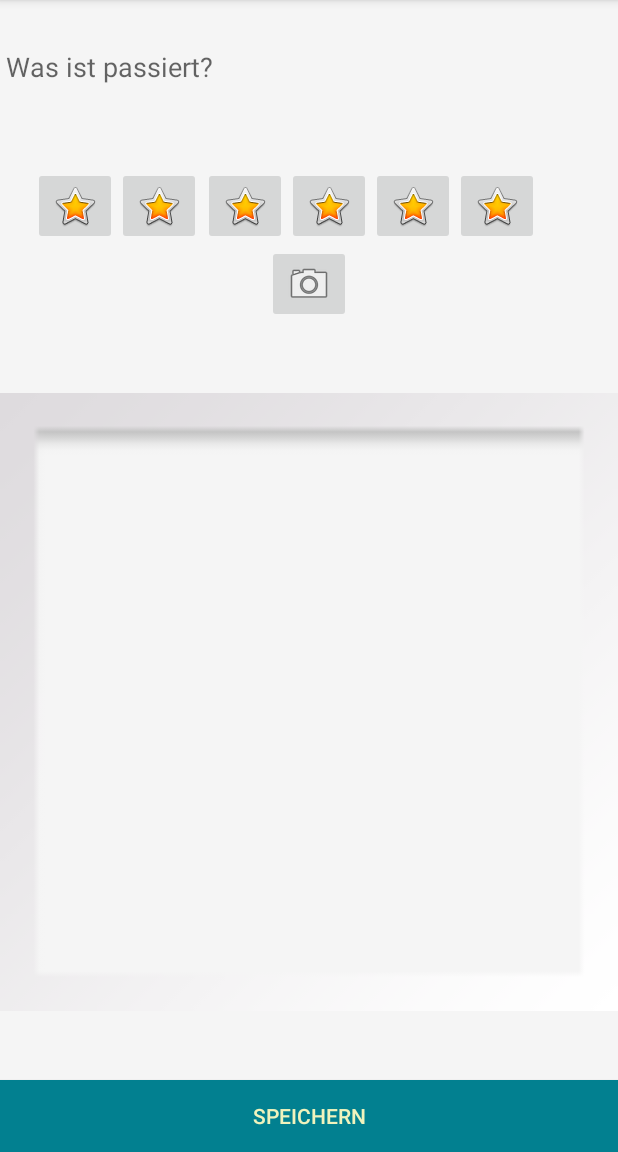
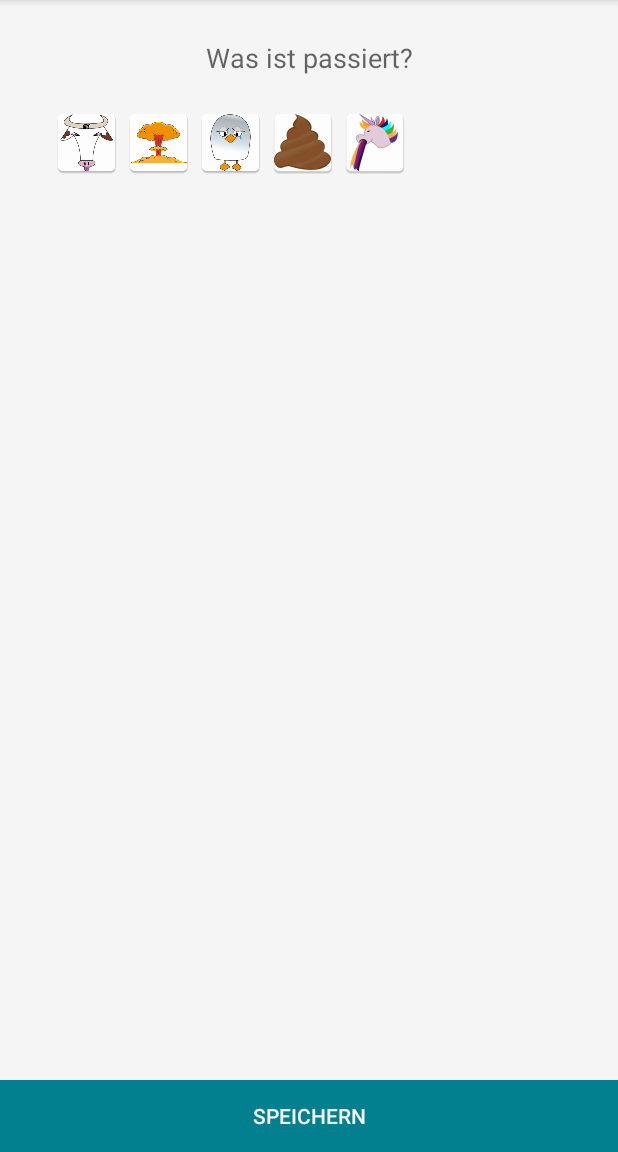
Before and after one commit to eerive/think_negative, an Android app: the screen it shows after launch (StartScreenActivity), on a phone screen of 412 x 824 dp, the part 84-1236 px from its top. Run offline under Robolectric (Android 15) with nearby library versions, the phone set to English and light mode, and no system bars; libraries missing offline, so code that uses them is left out: com.github.paolorotolo.appintro.

Commit message:
Bilder für Buttons + Buttons eingebaut in Eingabemaske

```diff
--- a/app/src/main/res/layout/input_mask.xml
+++ b/app/src/main/res/layout/input_mask.xml
@@ -17,16 +17,6 @@
             android:background="@color/WhiteSmoke"
             android:weightSum="1">
 
-        <ImageButton
-            android:id="@+id/imageButton22"
-            android:layout_width="wrap_content"
-            android:layout_height="wrap_content"
-            android:layout_alignParentStart="true"
-            android:layout_below="@+id/input_what"
-            android:layout_marginStart="135dp"
-            android:layout_marginTop="44dp"
-            app:srcCompat="@android:drawable/btn_star_big_on" />
-
             <!-- https://www.youtube.com/watch?v=bmeSXhAtDDk  (set title)-->
 
 
@@ -37,12 +27,13 @@
             android:id="@+id/input_what"
             android:layout_width="match_parent"
             android:layout_height="wrap_content"
-            android:layout_alignParentStart="true"
-            android:layout_marginTop="22dp"
-
+            android:layout_marginTop="16dp"
+            android:textAlignment="center"
             android:hint="@string/hint_what"
             android:inputType="textMultiLine"
-            android:maxLines="3"/>
+            android:maxLines="3"
+            android:layout_alignParentTop="true"
+            android:layout_alignParentStart="true"/>
 
                 <!--android:layout_below="@+id/my_toolbar"
                         android:layout_weight="0.09"-->
@@ -54,68 +45,57 @@
             android:layout_gravity="center_horizontal"
             android:background="@color/MetallicSeaweed"
             android:text="@string/save_button"
-            android:textColor="@color/PaleBud"
+            android:textColor="@color/WhiteSmoke"
             android:layout_alignParentBottom="true"
-            android:layout_alignParentStart="true" />
+            android:layout_alignParentStart="true"/>
 
             <ImageButton
-            android:id="@+id/imageButton20"
-            android:layout_width="wrap_content"
+                android:id="@+id/cow"
+                android:layout_width="@android:dimen/app_icon_size"
                 android:layout_height="wrap_content"
-            app:srcCompat="@android:drawable/btn_star_big_on"
-            android:layout_alignTop="@+id/imageButton24"
-            android:layout_toEndOf="@+id/imageButton24" />
+
+                android:backgroundTint="@android:color/transparent"
+                app:srcCompat="@mipmap/ic_kuh"
+                android:layout_marginStart="34dp"
+                android:layout_below="@+id/input_what"
+                android:layout_alignParentStart="true"/>
 
             <ImageButton
-            android:id="@+id/imageButton26"
-            android:layout_width="wrap_content"
+                android:id="@+id/explosion"
+                android:layout_width="@android:dimen/app_icon_size"
                 android:layout_height="wrap_content"
-            android:layout_alignTop="@+id/imageButton25"
-            android:layout_toStartOf="@+id/imageButton25"
-            app:srcCompat="@android:drawable/btn_star_big_on" />
+                android:layout_below="@+id/input_what"
+                android:layout_toEndOf="@+id/cow"
+                android:backgroundTint="@android:color/transparent"
+                app:srcCompat="@mipmap/ic_atompilz"/>
 
             <ImageButton
-            android:id="@+id/imageButton25"
-            android:layout_width="wrap_content"
+                android:id="@+id/penguin"
+                android:layout_width="@android:dimen/app_icon_size"
                 android:layout_height="wrap_content"
-            android:layout_alignTop="@+id/imageButton22"
-            android:layout_marginEnd="57dp"
-            android:layout_toStartOf="@+id/imageButton23"
-            app:srcCompat="@android:drawable/btn_star_big_on" />
+                android:layout_below="@+id/input_what"
+                android:layout_toEndOf="@+id/explosion"
+                android:backgroundTint="@android:color/transparent"
+                app:srcCompat="@mipmap/ic_pinguin"/>
 
             <ImageButton
-            android:id="@+id/imageButton24"
-            android:layout_width="wrap_content"
+                android:id="@+id/imageButton5"
+                android:layout_width="@android:dimen/app_icon_size"
                 android:layout_height="wrap_content"
-            android:layout_alignTop="@+id/imageButton23"
-            android:layout_toEndOf="@+id/imageButton23"
-            app:srcCompat="@android:drawable/btn_star_big_on" />
+                android:layout_below="@+id/input_what"
+                android:layout_toEndOf="@+id/penguin"
+                android:backgroundTint="@android:color/transparent"
+                app:srcCompat="@mipmap/ic_haufen"/>
 
             <ImageButton
-            android:id="@+id/imageButton23"
-            android:layout_width="wrap_content"
+                android:id="@+id/imageButton6"
+                android:layout_width="@android:dimen/app_icon_size"
                 android:layout_height="wrap_content"
-            android:layout_alignTop="@+id/imageButton22"
-            android:layout_toEndOf="@+id/imageButton22"
-            app:srcCompat="@android:drawable/btn_star_big_on" />
+                android:layout_below="@+id/input_what"
+                android:layout_toEndOf="@+id/imageButton5"
+                android:backgroundTint="@android:color/transparent"
+                app:srcCompat="@mipmap/ic_unicorn"/>
 
-        <ImageButton
-            android:id="@+id/imageButton27"
-            android:layout_width="wrap_content"
-            android:layout_height="wrap_content"
-            app:srcCompat="@android:drawable/ic_menu_camera"
-            android:layout_below="@+id/imageButton22"
-            android:layout_centerHorizontal="true"  />
-
-        <ImageView
-            android:id="@+id/imageView"
-            android:layout_width="match_parent"
-            android:layout_height="match_parent"
-            android:layout_alignParentEnd="true"
-            android:layout_alignParentStart="true"
-            android:layout_below="@+id/imageButton27"
-            app:srcCompat="@android:drawable/gallery_thumb"
-            android:layout_above="@+id/sendButton" />
         </RelativeLayout>
 
 
```
Also changed, not shown: app/src/main/ic_haufen-web.png (added), app/src/main/ic_unicorn-web.png (added), app/src/main/res/mipmap-hdpi/ic_haufen.png (added), app/src/main/res/mipmap-hdpi/ic_unicorn.png (added), app/src/main/res/mipmap-mdpi/ic_haufen.png (added), app/src/main/res/mipmap-mdpi/ic_unicorn.png (added), app/src/main/res/mipmap-xhdpi/ic_haufen.png (added), app/src/main/res/mipmap-xhdpi/ic_unicorn.png (added), app/src/main/res/mipmap-xxhdpi/ic_haufen.png (added), app/src/main/res/mipmap-xxhdpi/ic_unicorn.png (added), app/src/main/res/mipmap-xxxhdpi/ic_haufen.png (added), app/src/main/res/mipmap-xxxhdpi/ic_unicorn.png (added). Lines whose indentation alone changed are shown as unchanged.
